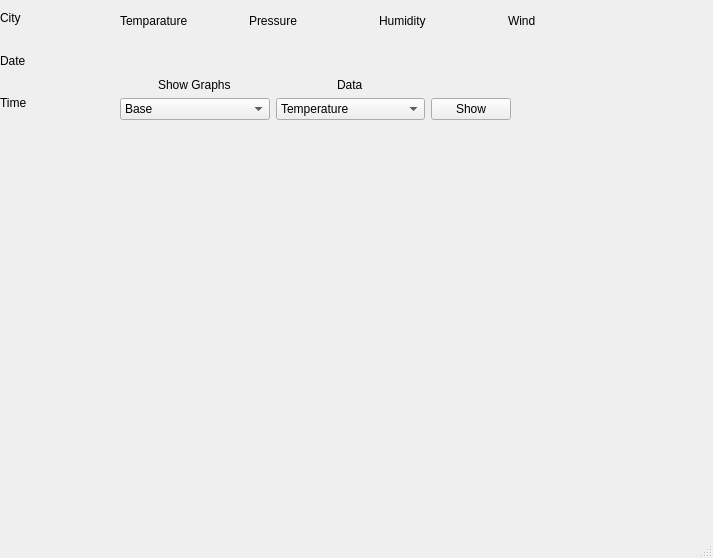
Qt form weather_app.ui (mdawidzinski/weather_app) before a commit.
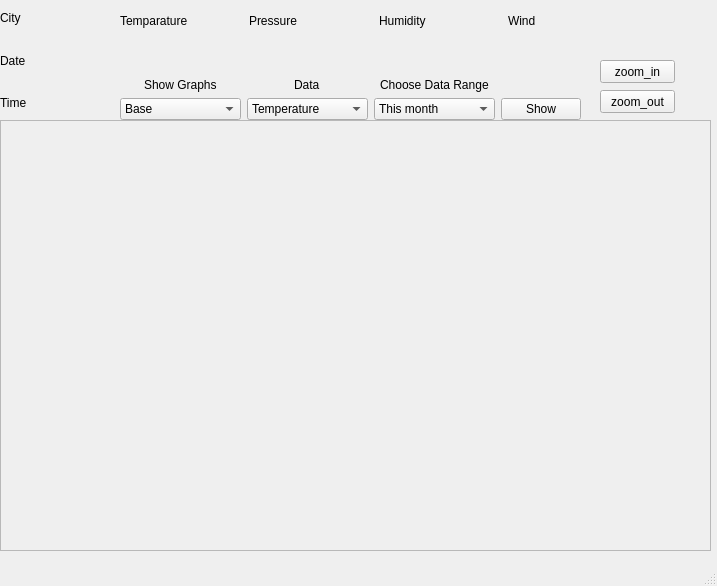
The same form after that commit.

Commit message: Added zoom in and zoom out buttons, as well as the option to choose data time range.

Patch:
```diff
--- a/weather_app.ui
+++ b/weather_app.ui
@@ -9,8 +9,8 @@
    <rect>
     <x>0</x>
     <y>0</y>
-    <width>713</width>
-    <height>558</height>
+    <width>717</width>
+    <height>586</height>
    </rect>
   </property>
   <property name="windowTitle">
@@ -95,7 +95,7 @@
      <rect>
       <x>120</x>
       <y>40</y>
-      <width>391</width>
+      <width>461</width>
       <height>80</height>
      </rect>
     </property>
@@ -148,7 +148,14 @@
        </item>
       </widget>
      </item>
-     <item row="1" column="2">
+     <item row="0" column="1" alignment="Qt::AlignHCenter|Qt::AlignBottom">
+      <widget class="QLabel" name="data_label">
+       <property name="text">
+        <string>Data</string>
+       </property>
+      </widget>
+     </item>
+     <item row="1" column="3">
       <widget class="QPushButton" name="show_button">
        <property name="enabled">
         <bool>true</bool>
@@ -164,15 +171,79 @@
        </property>
       </widget>
      </item>
-     <item row="0" column="1" alignment="Qt::AlignHCenter|Qt::AlignBottom">
-      <widget class="QLabel" name="data_label">
+     <item row="1" column="2">
+      <widget class="QComboBox" name="period_combobox">
+       <item>
+        <property name="text">
+         <string>This month</string>
+        </property>
+       </item>
+      </widget>
+     </item>
+     <item row="0" column="2" alignment="Qt::AlignHCenter|Qt::AlignBottom">
+      <widget class="QLabel" name="data_range_label">
        <property name="text">
-        <string>Data</string>
+        <string>Choose Data Range</string>
        </property>
       </widget>
      </item>
     </layout>
    </widget>
+   <widget class="QScrollArea" name="scroll_area">
+    <property name="geometry">
+     <rect>
+      <x>0</x>
+      <y>120</y>
+      <width>711</width>
+      <height>431</height>
+     </rect>
+    </property>
+    <property name="verticalScrollBarPolicy">
+     <enum>Qt::ScrollBarAsNeeded</enum>
+    </property>
+    <property name="horizontalScrollBarPolicy">
+     <enum>Qt::ScrollBarAsNeeded</enum>
+    </property>
+    <property name="widgetResizable">
+     <bool>true</bool>
+    </property>
+    <widget class="QWidget" name="scrollAreaWidgetContents">
+     <property name="geometry">
+      <rect>
+       <x>0</x>
+       <y>0</y>
+       <width>709</width>
+       <height>429</height>
+      </rect>
+     </property>
+    </widget>
+   </widget>
+   <widget class="QPushButton" name="zoom_in_b">
+    <property name="geometry">
+     <rect>
+      <x>600</x>
+      <y>60</y>
+      <width>75</width>
+      <height>23</height>
+     </rect>
+    </property>
+    <property name="text">
+     <string>zoom_in</string>
+    </property>
+   </widget>
+   <widget class="QPushButton" name="zoom_out_b">
+    <property name="geometry">
+     <rect>
+      <x>600</x>
+      <y>90</y>
+      <width>75</width>
+      <height>23</height>
+     </rect>
+    </property>
+    <property name="text">
+     <string>zoom_out</string>
+    </property>
+   </widget>
   </widget>
   <widget class="QMenuBar" name="menubar">
    <property name="geometry">
```
Left out of the diff: 20 changed lines with no effect on the pictures.
